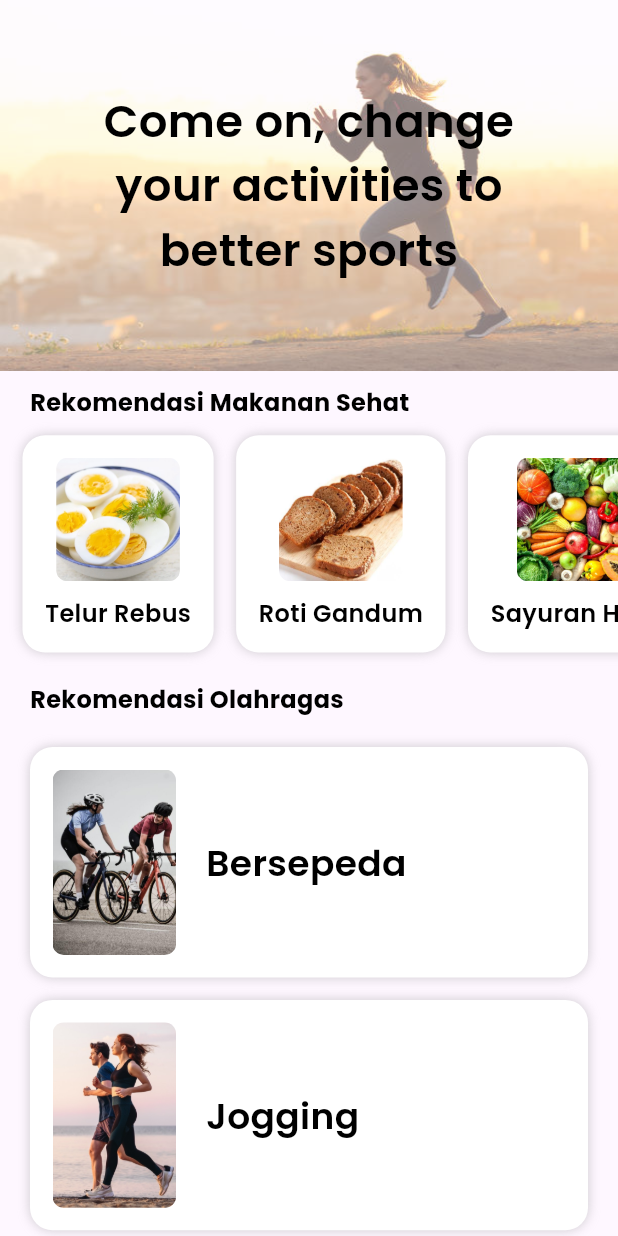
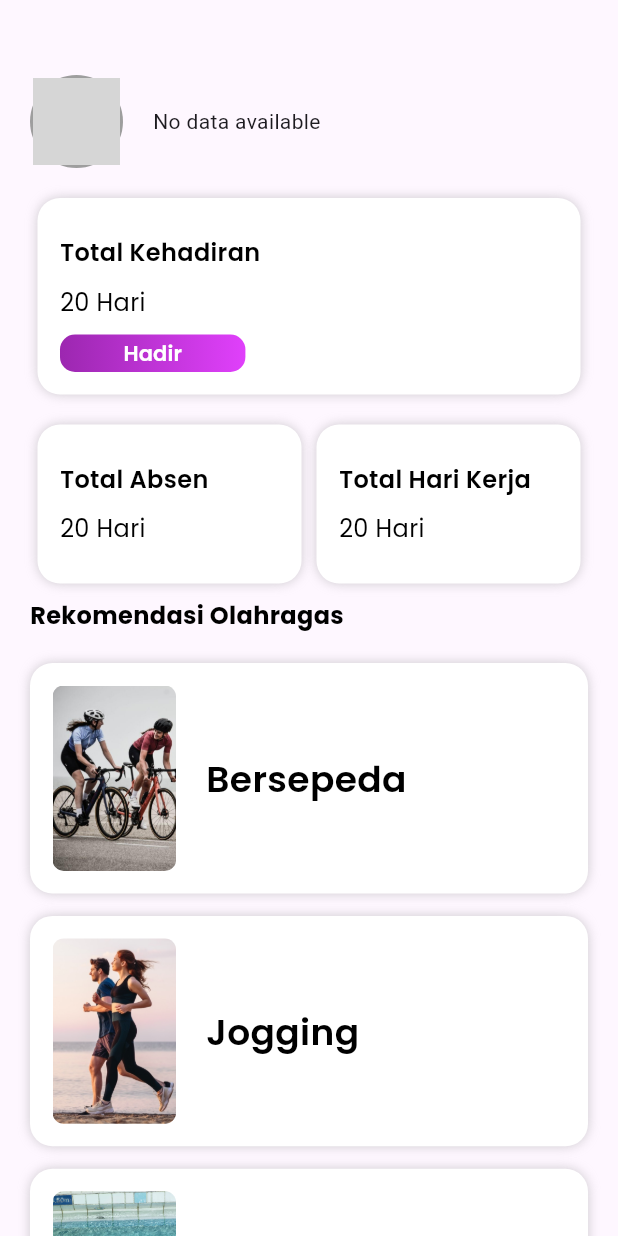
Before and after one commit to jhonericson/hris-project, a Flutter app: the HomePage screen opened directly, on a phone screen of 412 x 824 dp. Run offline on Flutter 3.47's test engine with Material 3 defaults, Android fonts, the light colour scheme and no system bars; drawn by our look-alikes of simple_shadow; our stand-ins replace adaptive_dialog, equatable, google_fonts, share_plus, shared_preferences; accounts and stored records are empty; network calls fail; grey boxes are pictures that could not be loaded.

Commit message:
Update home

```diff
--- a/lib/home/home.dart
+++ b/lib/home/home.dart
@@ -3,9 +3,11 @@ import 'package:healty_apps/activity/activity.dart';
 import 'package:healty_apps/constant/asset_const.dart';
 import 'package:healty_apps/constant/font_const.dart';
 import 'package:healty_apps/constant/spacer_const.dart';
-import 'package:healty_apps/food/food_detail.dart';
+
 import 'package:healty_apps/widgets/shadow.dart';
+import 'package:shared_preferences/shared_preferences.dart';
 import '../constant/data_const.dart';
+import '../widgets/button.dart';
 
 class HomePage extends StatelessWidget {
   const HomePage({super.key});
@@ -13,60 +15,90 @@ class HomePage extends StatelessWidget {
   @override
   Widget build(BuildContext context) {
     final size = MediaQuery.sizeOf(context);
+    Future<String?> getUsername() async {
+      SharedPreferences prefs = await SharedPreferences.getInstance();
+      return prefs.getString('betterme');
+    }
+
+    String getEmailName(String email) {
+      List<String> parts = email.split('@');
+      String name = parts[0];
+      List<String> nameParts = name.split('.');
+      nameParts = nameParts
+          .map((part) => part[0].toUpperCase() + part.substring(1))
+          .toList();
+      return nameParts.join(' ');
+    }
+
     return Scaffold(
+      // appBar: AppBar(
+      //   backgroundColor: Colors.red,
+      //   elevation: 0,
+      //   actions: [
+      //     IconButton(
+      //       icon: const Icon(Icons.notifications_none),
+      //       onPressed: () {},
+      //     ),
+      //   ],
+      // ),
       body: SingleChildScrollView(
         physics: const ClampingScrollPhysics(),
         child: Column(
           crossAxisAlignment: CrossAxisAlignment.start,
           children: [
-            Container(
-              height: size.height * 0.3,
-              decoration: const BoxDecoration(
-                image: DecorationImage(
-                    image: AssetImage(kImgHomeBackground),
-                    fit: BoxFit.fill,
-                    opacity: 0.5),
-              ),
-              child: Center(
-                child: Text(
-                  "Come on, change\nyour activities to\nbetter sports",
-                  style: kfBlack30Medium,
-                  softWrap: true,
-                  maxLines: 3,
-                  textAlign: TextAlign.center,
+            ksVertical30,
+            ksVertical20,
+            Padding(
+              padding: const EdgeInsets.only(left: 20),
+              child: Row(
+                mainAxisAlignment: MainAxisAlignment.start,
+                children: [
+                  const CircleAvatar(
+                    radius: 31,
+                    backgroundColor: Colors.grey,
+                    child: CircleAvatar(
+                      radius: 29,
+                      backgroundImage: NetworkImage(kimgProfile),
                     ),
                   ),
+                  ksHorizontal20,
+                  FutureBuilder<String?>(
+                    future: getUsername(),
+                    builder: (context, snapshot) {
+                      if (snapshot.hasData) {
+                        return Text(
+                          getEmailName("${snapshot.data}"),
+                          style: kfBlack18Medium,
+                        );
+                      } else {
+                        return const Text('No data available');
+                      }
+                    },
+                  )
+                ],
               ),
-            ksVertical10,
+            ),
+            // Container(
+            //   height: size.height * 0.3,
+            //   decoration: const BoxDecoration(
+            //     image: DecorationImage(
+            //         image: AssetImage(kImgHomeBackground),
+            //         fit: BoxFit.fill,
+            //         opacity: 0.5),
+            //   ),
+            //   child: Center(
+            //     child: Text(
+            //       "Come on, change\nyour activities to\nbetter sports",
+            //       style: kfBlack30Medium,
+            //       softWrap: true,
+            //       maxLines: 3,
+            //       textAlign: TextAlign.center,
+            //     ),
+            //   ),
+            // ),
+            ksVertical20,
             Padding(
               padding: const EdgeInsets.symmetric(horizontal: 20),
-              child: Text(
-                "Rekomendasi Makanan Sehat",
-                style: kfBlack16Bold,
-              ),
-            ),
-            SizedBox(
-              height: size.height * 0.2,
-              child: ListView.separated(
-                  scrollDirection: Axis.horizontal,
-                  physics: const ClampingScrollPhysics(),
-                  padding:
-                      const EdgeInsets.symmetric(horizontal: 10, vertical: 10),
-                  shrinkWrap: true,
-                  itemCount: foodMenus.length,
-                  separatorBuilder: (BuildContext context, int index) {
-                    return ksHorizontal5;
-                  },
-                  itemBuilder: (BuildContext context, int index) {
-                    final food = foodMenus[index];
-                    return InkWell(
-                      onTap: () {
-                        Navigator.push(
-                            context,
-                            MaterialPageRoute(
-                                builder: (context) =>
-                                    FoodDetailPage(food: food)));
-                      },
               child: PerfectShadow(
                 child: Container(
                   decoration: BoxDecoration(
@@ -78,30 +110,117 @@ class HomePage extends StatelessWidget {
                   ),
                   padding: const EdgeInsets.all(15),
                   child: Column(
-                            crossAxisAlignment: CrossAxisAlignment.center,
+                    crossAxisAlignment: CrossAxisAlignment.start,
                     children: [
-                              ClipRRect(
-                                borderRadius: BorderRadius.circular(7.5),
-                                child: SizedBox(
-                                  height: size.width * 0.2,
-                                  width: size.width * 0.2,
-                                  child: Image.asset(
-                                    food.image,
-                                    fit: BoxFit.cover,
+                      ksVertical10,
+                      Row(
+                        children: [
+                          Text(
+                            "Total Kehadiran",
+                            style: kfBlack16Medium,
                           ),
-                                ),
+                        ],
                       ),
                       ksVertical10,
                       Text(
-                                food.name,
-                                style: kfBlack16Medium,
+                        "20 Hari",
+                        style: kfBlack16Regular,
+                      ),
+                      ksVertical10,
+                      ButtonGradient(
+                        height: 25,
+                        borderRadius: BorderRadius.circular(10),
+                        width: size.width * 0.3,
+                        onPressed: () {},
+                        child: Text(
+                          "Hadir",
+                          style: kfWhite14Medium,
+                        ),
                       ),
                     ],
                   ),
                 ),
               ),
-                    );
-                  }),
+            ),
+            ksVertical20,
+            Row(
+              mainAxisAlignment: MainAxisAlignment.spaceBetween,
+              children: [
+                Expanded(
+                  child: Padding(
+                    padding: const EdgeInsets.only(left: 20),
+                    child: PerfectShadow(
+                      child: Container(
+                        decoration: BoxDecoration(
+                          color: Colors.white,
+                          borderRadius: BorderRadius.circular(15),
+                        ),
+                        margin: const EdgeInsets.symmetric(
+                          horizontal: 5,
+                        ),
+                        padding: const EdgeInsets.all(15),
+                        child: Column(
+                          crossAxisAlignment: CrossAxisAlignment.start,
+                          children: [
+                            ksVertical10,
+                            Row(
+                              children: [
+                                Text(
+                                  "Total Absen",
+                                  style: kfBlack16Medium,
+                                ),
+                              ],
+                            ),
+                            ksVertical10,
+                            Text(
+                              "20 Hari",
+                              style: kfBlack16Regular,
+                            ),
+                            ksVertical10,
+                          ],
+                        ),
+                      ),
+                    ),
+                  ),
+                ),
+                Expanded(
+                  child: Padding(
+                    padding: const EdgeInsets.only(right: 20),
+                    child: PerfectShadow(
+                      child: Container(
+                        decoration: BoxDecoration(
+                          color: Colors.white,
+                          borderRadius: BorderRadius.circular(15),
+                        ),
+                        margin: const EdgeInsets.symmetric(
+                          horizontal: 5,
+                        ),
+                        padding: const EdgeInsets.all(15),
+                        child: Column(
+                          crossAxisAlignment: CrossAxisAlignment.start,
+                          children: [
+                            ksVertical10,
+                            Row(
+                              children: [
+                                Text(
+                                  "Total Hari Kerja",
+                                  style: kfBlack16Medium,
+                                ),
+                              ],
+                            ),
+                            ksVertical10,
+                            Text(
+                              "20 Hari",
+                              style: kfBlack16Regular,
+                            ),
+                            ksVertical10,
+                          ],
+                        ),
+                      ),
+                    ),
+                  ),
+                ),
+              ],
             ),
             ksVertical10,
             Padding(
--- a/lib/home/navigation.dart
+++ b/lib/home/navigation.dart
@@ -55,7 +55,7 @@ class _BottomNavigationState extends State<BottomNavigation> {
               color: Colors.black,
               size: 25,
             ),
-            label: "Berita",
+            label: "Cuti",
           ),
           BottomNavigationBarItem(
             icon: Icon(
--- a/lib/news/news.dart
+++ b/lib/news/news.dart
@@ -15,7 +15,7 @@ class NewsPage extends StatelessWidget {
         appBar: AppBar(
           automaticallyImplyLeading: false,
           title: Text(
-            "Berita Kesehatan",
+            "Cuti",
             style: kfBlack16Medium,
           ),
         ),
```
Also changed, not shown: 1 other file. Lines whose indentation alone changed are shown as unchanged.
